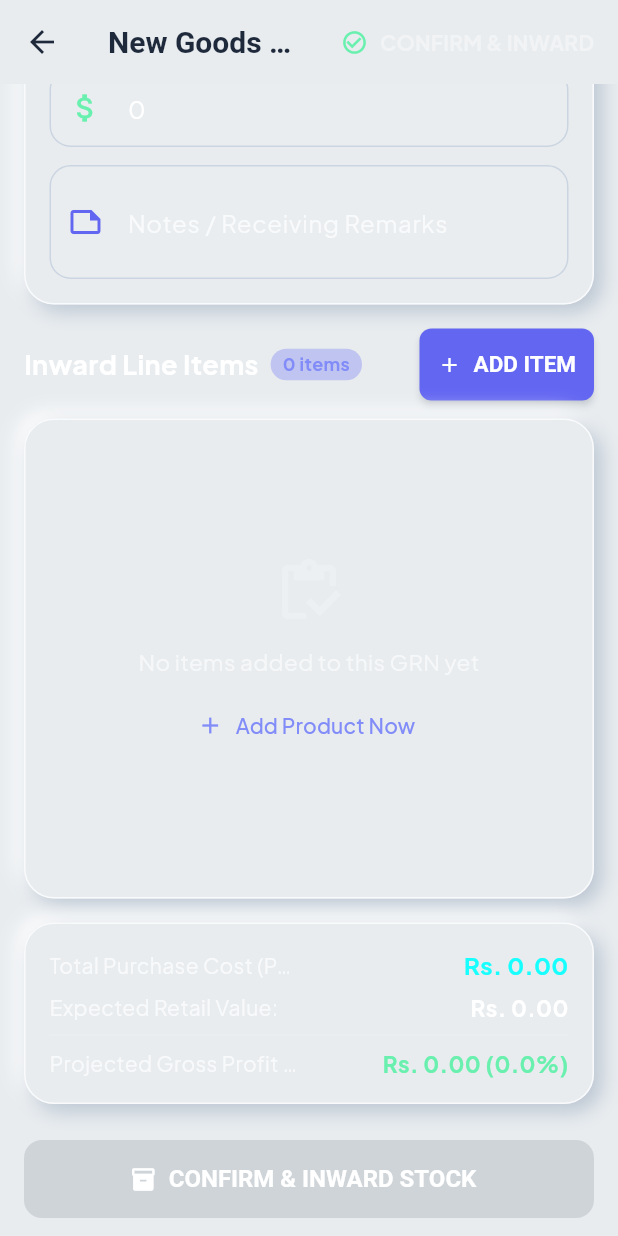
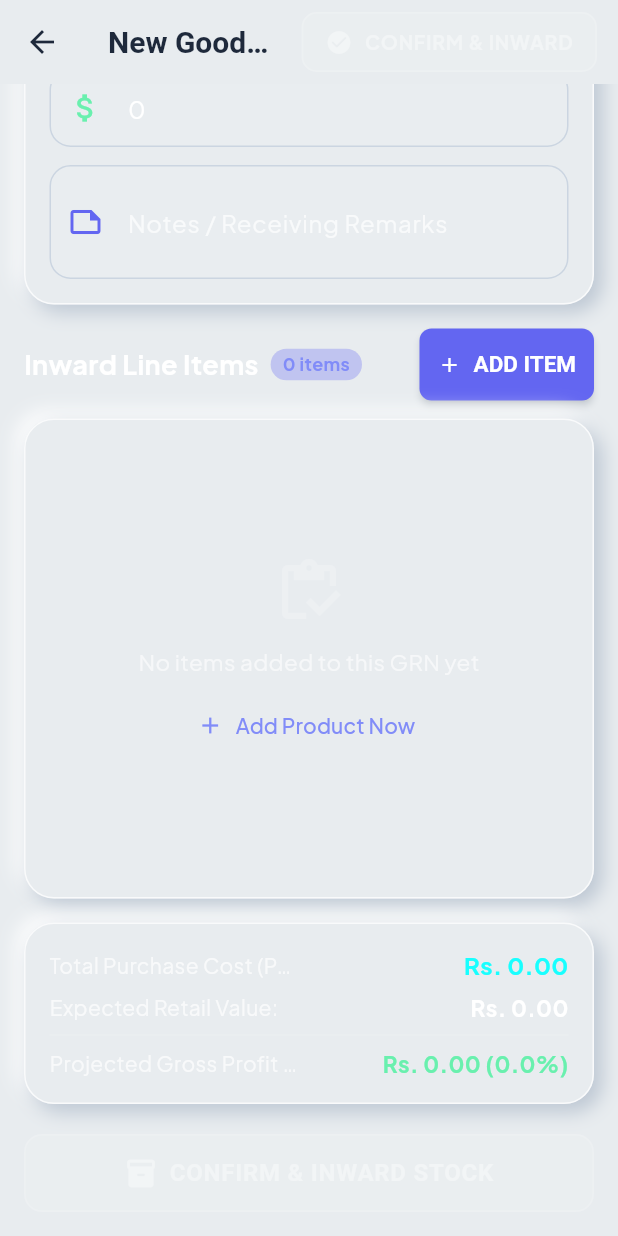
Before and after one commit to SenanThewnaka/POS-PODDA, a Flutter app: the CreateGRNScreen screen opened directly, scrolled down 308 dp, on a phone screen of 412 x 824 dp. Run offline on Flutter 3.47's test engine with Material 3 defaults, Android fonts, the phone set to English and light mode, and no system bars; our stand-ins replace cloud_firestore, cloud_functions, connectivity_plus, cross_file, firebase_analytics, firebase_auth and 13 more; missing offline and left inert: dart:js_interop, mobile_scanner; accounts and stored records are empty.

Commit message:
Enhance CONFIRM & INWARD button styling and placement in GRN screen

```diff
--- a/lib/features/procurement/create_grn_screen.dart
+++ b/lib/features/procurement/create_grn_screen.dart
@@ -1162,8 +1162,42 @@ class _CreateGRNScreenState extends ConsumerState<CreateGRNScreen> {
         ),
         backgroundColor: Colors.transparent,
         actions: [
-          TextButton.icon(
+          Padding(
+            padding: const EdgeInsets.only(right: 14, top: 7, bottom: 7),
+            child: Container(
+              decoration: BoxDecoration(
+                borderRadius: BorderRadius.circular(10),
+                boxShadow: _items.isEmpty || _isSubmitting
+                    ? []
+                    : [
+                        BoxShadow(
+                          color: (isEditing ? const Color(0xFF6366F1) : const Color(0xFF10B981)).withValues(alpha: 0.35),
+                          blurRadius: 10,
+                          offset: const Offset(0, 2),
+                        ),
+                      ],
+              ),
+              child: TextButton.icon(
                 onPressed: _items.isEmpty || _isSubmitting ? null : _submitGRN,
+                style: TextButton.styleFrom(
+                  backgroundColor: _items.isEmpty
+                      ? Colors.white.withValues(alpha: 0.08)
+                      : (isEditing ? const Color(0xFF6366F1) : const Color(0xFF10B981)),
+                  foregroundColor: _items.isEmpty ? Colors.white38 : Colors.white,
+                  disabledBackgroundColor: Colors.white.withValues(alpha: 0.08),
+                  disabledForegroundColor: Colors.white38,
+                  padding: const EdgeInsets.symmetric(horizontal: 16, vertical: 10),
+                  shape: RoundedRectangleBorder(
+                    borderRadius: BorderRadius.circular(10),
+                    side: BorderSide(
+                      color: _items.isEmpty
+                          ? Colors.white.withValues(alpha: 0.15)
+                          : (isEditing ? const Color(0xFF818CF8) : const Color(0xFF34D399)),
+                      width: 1.2,
+                    ),
+                  ),
+                  elevation: _items.isEmpty ? 0 : 2,
+                ),
                 icon: _isSubmitting
                     ? const SizedBox(
                         width: 16,
@@ -1171,16 +1205,21 @@ class _CreateGRNScreenState extends ConsumerState<CreateGRNScreen> {
                         child: CircularProgressIndicator(strokeWidth: 2, color: Colors.white),
                       )
                     : Icon(
-                    isEditing ? Icons.save_outlined : Icons.check_circle_outline,
-                    color: Colors.greenAccent,
+                        isEditing ? Icons.save_rounded : Icons.check_circle_rounded,
+                        color: _items.isEmpty ? Colors.white38 : Colors.white,
+                        size: 18,
                       ),
                 label: Text(
                   _isSubmitting
                       ? "PROCESSING..."
                       : (isEditing ? "UPDATE GRN" : "CONFIRM & INWARD"),
                   style: TextStyle(
-                color: _items.isEmpty ? Colors.white38 : Colors.greenAccent,
+                    color: _items.isEmpty ? Colors.white38 : Colors.white,
                     fontWeight: FontWeight.bold,
+                    fontSize: 13,
+                    letterSpacing: 0.5,
+                  ),
+                ),
               ),
             ),
           ),
@@ -1209,6 +1248,8 @@ class _CreateGRNScreenState extends ConsumerState<CreateGRNScreen> {
                         Expanded(child: _buildItemsList(productsAsync.valueOrNull)),
                         const SizedBox(height: 12),
                         _buildTotalsSummary(),
+                        const SizedBox(height: 14),
+                        _buildPrimaryConfirmButton(isEditing: isEditing),
                       ],
                     ),
                   ),
@@ -1229,25 +1270,71 @@ class _CreateGRNScreenState extends ConsumerState<CreateGRNScreen> {
                   ),
                   const SizedBox(height: 16),
                   _buildTotalsSummary(),
-                  const SizedBox(height: 24),
-                  ElevatedButton.icon(
+                  const SizedBox(height: 20),
+                  _buildPrimaryConfirmButton(isEditing: isEditing),
+                ],
+              ),
+            ),
+    );
+  }
+
+  Widget _buildPrimaryConfirmButton({required bool isEditing}) {
+    final isEnabled = _items.isNotEmpty && !_isSubmitting;
+    final primaryColor = isEditing ? const Color(0xFF6366F1) : const Color(0xFF10B981);
+    final borderColor = isEditing ? const Color(0xFF818CF8) : const Color(0xFF34D399);
+
+    return Container(
+      decoration: BoxDecoration(
+        borderRadius: BorderRadius.circular(12),
+        boxShadow: isEnabled
+            ? [
+                BoxShadow(
+                  color: primaryColor.withValues(alpha: 0.35),
+                  blurRadius: 12,
+                  offset: const Offset(0, 3),
+                ),
+              ]
+            : [],
+      ),
+      child: ElevatedButton.icon(
         style: ElevatedButton.styleFrom(
-                      backgroundColor: isEditing ? const Color(0xFF6366F1) : Colors.green.shade700,
+          backgroundColor: primaryColor,
+          disabledBackgroundColor: Colors.white.withValues(alpha: 0.08),
+          disabledForegroundColor: Colors.white38,
+          foregroundColor: Colors.white,
           minimumSize: const Size(double.infinity, 52),
-                      shape: RoundedRectangleBorder(borderRadius: BorderRadius.circular(12)),
-                    ),
-                    onPressed: _items.isEmpty || _isSubmitting ? null : _submitGRN,
+          padding: const EdgeInsets.symmetric(horizontal: 24, vertical: 14),
+          elevation: isEnabled ? 2 : 0,
+          shape: RoundedRectangleBorder(
+            borderRadius: BorderRadius.circular(12),
+            side: BorderSide(
+              color: isEnabled ? borderColor : Colors.white.withValues(alpha: 0.12),
+              width: 1.2,
+            ),
+          ),
+        ),
+        onPressed: isEnabled ? _submitGRN : null,
         icon: _isSubmitting
-                        ? const CircularProgressIndicator(color: Colors.white)
-                        : Icon(isEditing ? Icons.save : Icons.inventory, color: Colors.white),
+            ? const SizedBox(
+                width: 20,
+                height: 20,
+                child: CircularProgressIndicator(strokeWidth: 2.2, color: Colors.white),
+              )
+            : Icon(
+                isEditing ? Icons.save_rounded : Icons.inventory_2_rounded,
+                color: isEnabled ? Colors.white : Colors.white38,
+                size: 22,
+              ),
         label: Text(
           _isSubmitting
-                          ? "PROCESSING..."
+              ? "PROCESSING GRN..."
               : (isEditing ? "UPDATE GRN" : "CONFIRM & INWARD STOCK"),
-                      style: const TextStyle(color: Colors.white, fontWeight: FontWeight.bold, fontSize: 16),
-                    ),
-                  ),
-                ],
+          style: TextStyle(
+            color: isEnabled ? Colors.white : Colors.white38,
+            fontWeight: FontWeight.bold,
+            fontSize: 16,
+            letterSpacing: 0.5,
+          ),
         ),
       ),
     );
```
Lines whose indentation alone changed are shown as unchanged.
